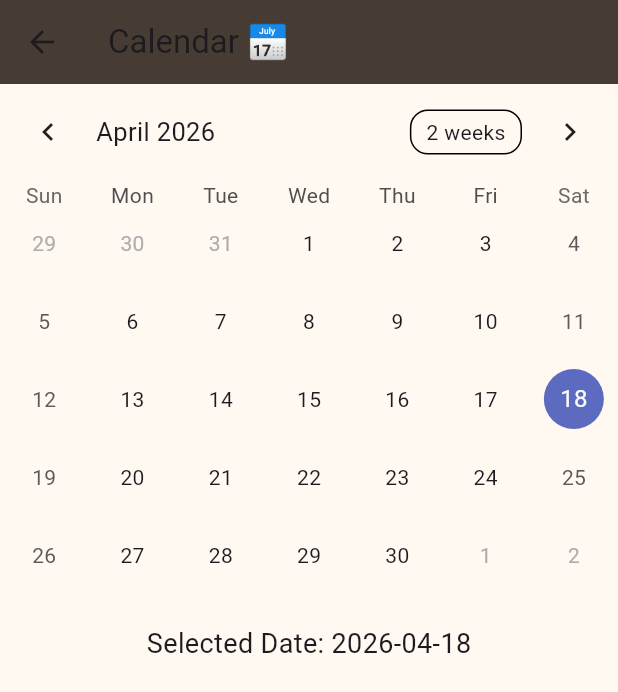
After one commit to Param3005/CampuSync, a Flutter app: the screen it shows once a user with an empty profile is signed in, after a tap on "Calendar", on a phone screen of 412 x 824 dp. The commit adds this screen. Shown: the top 692 px of the screen. Run offline on Flutter 3.47's test engine with Material 3 defaults, Android fonts, the phone set to English and light mode, and no system bars; drawn by our look-alikes of table_calendar; our stand-ins replace cloud_firestore, firebase_auth, firebase_core, google_fonts, image_picker, shared_preferences; accounts and stored records are empty.

Commit message:
added calendar screen + UI navigation

```diff
--- /dev/null
+++ b/lib/calendar_screen.dart
@@ -0,0 +1,54 @@
+import 'package:flutter/material.dart';
+import 'package:table_calendar/table_calendar.dart';
+
+
+class CalendarScreen extends StatefulWidget {
+  const CalendarScreen({super.key});
+
+  @override
+  State<CalendarScreen> createState() => _CalendarScreenState();
+}
+
+class _CalendarScreenState extends State<CalendarScreen> {
+  DateTime today = DateTime.now();
+  CalendarFormat format = CalendarFormat.month;
+
+  @override
+  Widget build(BuildContext context) {
+    return Scaffold(
+      backgroundColor: const Color(0xFFFFF9F2),
+      appBar: AppBar(
+        title: const Text("Calendar 📅"),
+        backgroundColor: const Color(0xFF473C33),
+      ),
+      body: Column(
+        children: [
+          TableCalendar(
+            focusedDay: today,
+            firstDay: DateTime.utc(2020, 1, 1),
+            lastDay: DateTime.utc(2030, 12, 31),
+            calendarFormat: format,
+            onFormatChanged: (newFormat) {
+              setState(() {
+                format = newFormat;
+              });
+            },
+            selectedDayPredicate: (day) => isSameDay(day, today),
+            onDaySelected: (selectedDay, focusedDay) {
+              setState(() {
+                today = selectedDay;
+              });
+            },
+          ),
+
+          const SizedBox(height: 20),
+
+          Text(
+            "Selected Date: ${today.toString().split(" ")[0]}",
+            style: const TextStyle(fontSize: 18),
+          ),
+        ],
+      ),
+    );
+  }
+}
--- a/lib/main.dart
+++ b/lib/main.dart
@@ -8,6 +8,8 @@ import 'firebase_options.dart';
 import 'package:firebase_auth/firebase_auth.dart';
 import 'package:image_picker/image_picker.dart';
 import 'dart:io';
+import 'calendar_screen.dart';
+
 
 void main() async {
   WidgetsFlutterBinding.ensureInitialized();
@@ -275,6 +277,7 @@ class _HomeScreenState extends State<HomeScreen> {
                 },
               ),
 
+
               const SizedBox(height: 16),
 
               Row(
@@ -360,12 +363,21 @@ class _HomeScreenState extends State<HomeScreen> {
 
               const SizedBox(height: 20),
 
-              _card(
+            GestureDetector(
+              onTap: () {
+                Navigator.push(
+                  context,
+                  MaterialPageRoute(
+                    builder: (_) => CalendarScreen(),
+                  ),
+                );
+              },
+              child: _card(
                 const Color(0xFFF8C8DC),
                 "Calendar",
                 "Tap to view schedule →",
               ),
-
+            ),
               const SizedBox(height: 20),
 
               GestureDetector(
@@ -762,7 +774,6 @@ class _ClassCardState extends State<ClassCard> {
                         final time = DateFormat('HH:mm').format(now);
 
                         final user = FirebaseAuth.instance.currentUser!;
-
                         final userDoc = await FirebaseFirestore.instance
                             .collection('users')
                             .doc(user.uid)
--- a/pubspec.yaml
+++ b/pubspec.yaml
@@ -37,6 +37,7 @@ dependencies:
   cloud_firestore: ^5.6.12
   firebase_auth: ^5.7.0
   image_picker: ^1.0.7
+  table_calendar: ^3.0.9
   cupertino_icons: ^1.0.8
   shared_preferences: ^2.2.2
 
```
Also changed, not shown: pubspec.lock.
